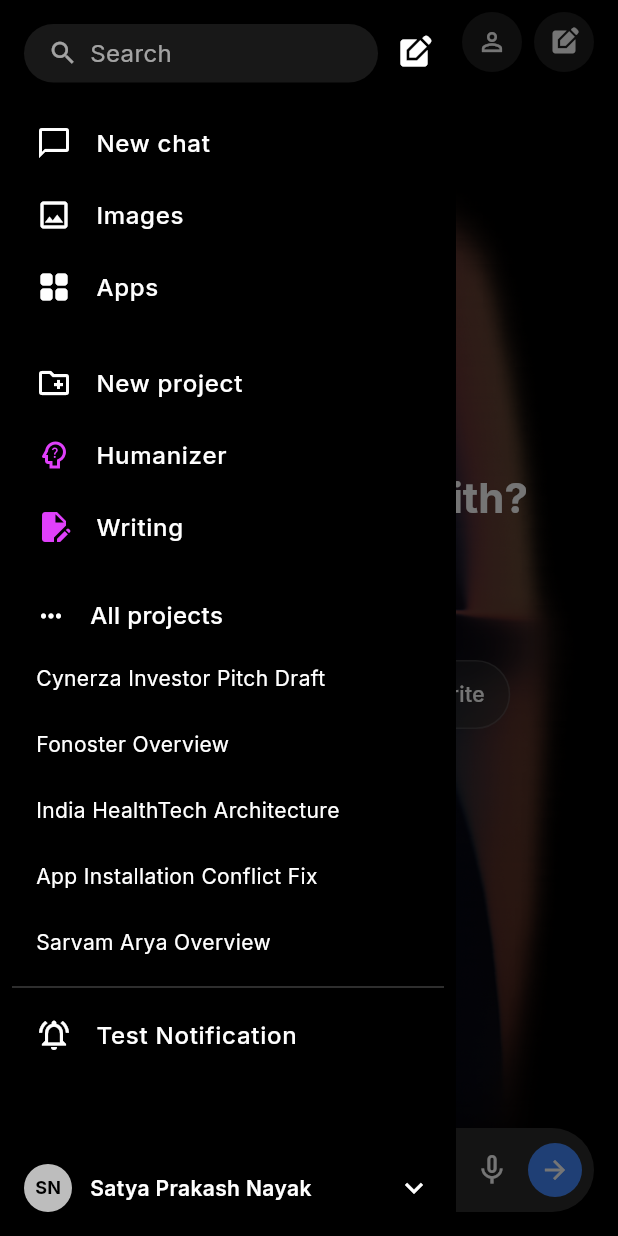
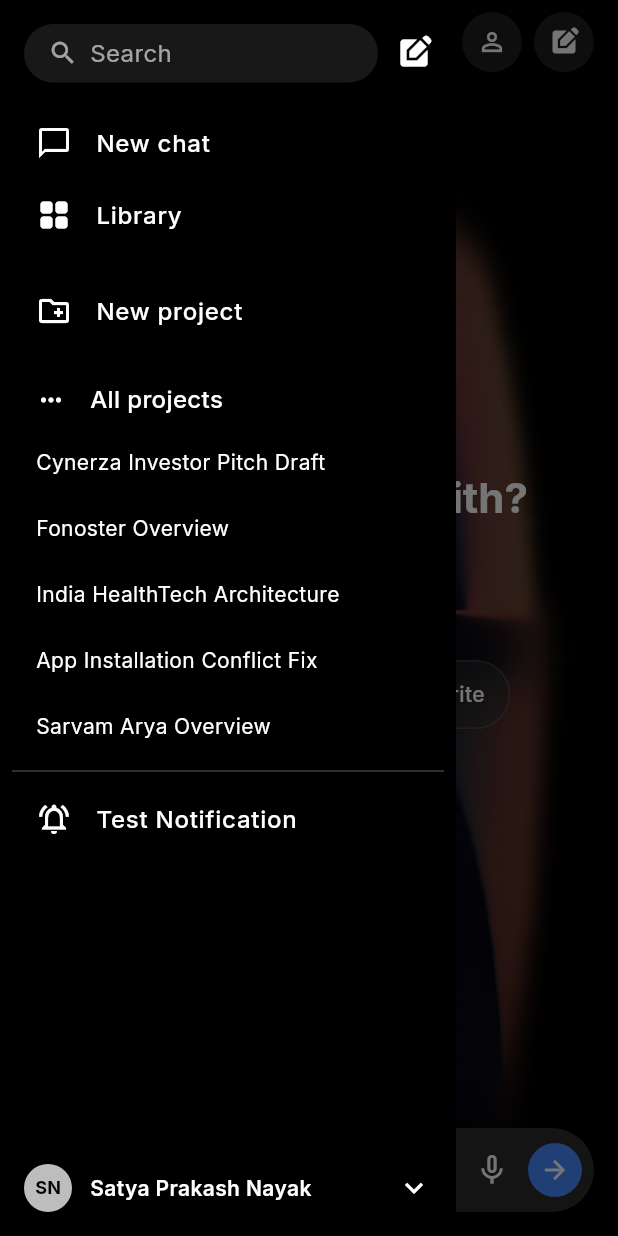
Before and after one commit to Finding-new-code/Aporia, a Flutter app: the screen it shows after launch, after a tap on "Sign up", after a tap on the "menu" icon, on a phone screen of 412 x 824 dp. Run offline on Flutter 3.47's test engine with Material 3 defaults, Android fonts, the phone set to English and light mode, and no system bars; our stand-ins replace dio, file_picker, flutter_local_notifications, flutter_svg, google_fonts, image_picker and 1 more; missing offline and left inert: dataflow, marionette_flutter.

Commit message:
feat: Implement initial UI structure including app theme, navigation drawers, login, home, and settings pages, and add adaptive app icons.

```diff
--- a/lib/core/theme/app_theme.dart
+++ b/lib/core/theme/app_theme.dart
@@ -38,8 +38,8 @@
       colorScheme: ColorScheme.dark(
         primary: textWhite,
         secondary: accentYellow,
-        background: backgroundNavy,
-        surface: surfaceGray,
+        surface: backgroundNavy,
+        surfaceContainer: surfaceGray,
       ),
       elevatedButtonTheme: ElevatedButtonThemeData(
         style: ElevatedButton.styleFrom(
--- a/lib/features/chat/presentation/pages/guest_home_page.dart
+++ b/lib/features/chat/presentation/pages/guest_home_page.dart
@@ -148,7 +148,7 @@
               padding: const EdgeInsets.only(left: 16, right: 16, bottom: 16),
               child: Container(
                 decoration: BoxDecoration(
-                  color: AppTheme.surfaceLightGray.withOpacity(0.5),
+                  color: AppTheme.surfaceLightGray.withValues(alpha: 0.5),
                   borderRadius: BorderRadius.circular(24),
                 ),
                 child: Row(
--- a/lib/features/chat/presentation/pages/home_page.dart
+++ b/lib/features/chat/presentation/pages/home_page.dart
@@ -155,7 +155,7 @@
             child: Container(
               padding: const EdgeInsets.all(10),
               decoration: BoxDecoration(
-                color: AppTheme.surfaceLightGray.withOpacity(0.5),
+                color: AppTheme.surfaceLightGray.withValues(alpha: 0.5),
                 shape: BoxShape.circle,
               ),
               child: const Icon(Icons.menu, color: Colors.white, size: 20),
@@ -166,7 +166,7 @@
           Container(
             padding: const EdgeInsets.symmetric(horizontal: 16, vertical: 8),
             decoration: BoxDecoration(
-              color: AppTheme.surfaceLightGray.withOpacity(0.5),
+              color: AppTheme.surfaceLightGray.withValues(alpha: 0.5),
               borderRadius: BorderRadius.circular(20),
             ),
             child: const Text(
@@ -183,7 +183,7 @@
           Container(
             padding: const EdgeInsets.all(10),
             decoration: BoxDecoration(
-              color: AppTheme.surfaceLightGray.withOpacity(0.5),
+              color: AppTheme.surfaceLightGray.withValues(alpha: 0.5),
               shape: BoxShape.circle,
             ),
             child: const Icon(
@@ -197,7 +197,7 @@
           Container(
             padding: const EdgeInsets.all(10),
             decoration: BoxDecoration(
-              color: AppTheme.surfaceLightGray.withOpacity(0.5),
+              color: AppTheme.surfaceLightGray.withValues(alpha: 0.5),
               shape: BoxShape.circle,
             ),
             child: const Icon(Icons.edit_square, color: Colors.white, size: 20),
@@ -272,7 +272,9 @@
                 style: const TextStyle(color: Colors.white),
                 decoration: InputDecoration(
                   hintText: 'Ask Aporia',
-                  hintStyle: TextStyle(color: Colors.white.withOpacity(0.6)),
+                  hintStyle: TextStyle(
+                    color: Colors.white.withValues(alpha: 0.6),
+                  ),
                   border: InputBorder.none,
                   isDense: true,
                   contentPadding: const EdgeInsets.symmetric(vertical: 12),
@@ -321,7 +323,7 @@
     return Container(
       padding: const EdgeInsets.symmetric(horizontal: 16, vertical: 12),
       decoration: BoxDecoration(
-        color: AppTheme.surfaceGray.withOpacity(0.5),
+        color: AppTheme.surfaceGray.withValues(alpha: 0.5),
         borderRadius: BorderRadius.circular(24),
         border: Border.all(color: Colors.white12),
       ),
--- a/lib/features/chat/presentation/widgets/chat_bottom_sheet.dart
+++ b/lib/features/chat/presentation/widgets/chat_bottom_sheet.dart
@@ -135,7 +135,7 @@
         width: 90,
         height: 90,
         decoration: BoxDecoration(
-          color: AppTheme.surfaceLightGray.withOpacity(0.4),
+          color: AppTheme.surfaceLightGray.withValues(alpha: 0.4),
           borderRadius: BorderRadius.circular(16),
         ),
         child: Column(
--- a/lib/features/settings/presentation/widgets/app_drawer.dart
+++ b/lib/features/settings/presentation/widgets/app_drawer.dart
@@ -26,21 +26,21 @@
                         vertical: 8,
                       ),
                       decoration: BoxDecoration(
-                        color: AppTheme.surfaceLightGray.withOpacity(0.4),
+                        color: AppTheme.surfaceLightGray.withValues(alpha: 0.4),
                         borderRadius: BorderRadius.circular(24),
                       ),
                       child: Row(
                         children: [
                           Icon(
                             Icons.search,
-                            color: Colors.white.withOpacity(0.6),
+                            color: Colors.white.withValues(alpha: 0.6),
                             size: 20,
                           ),
                           const SizedBox(width: 8),
                           Text(
                             'Search',
                             style: TextStyle(
-                              color: Colors.white.withOpacity(0.6),
+                              color: Colors.white.withValues(alpha: 0.6),
                               fontSize: 16,
                             ),
                           ),
@@ -60,23 +60,23 @@
                 padding: const EdgeInsets.symmetric(horizontal: 8),
                 children: [
                   _buildDrawerItem(Icons.chat_bubble_outline, 'New chat'),
-                  _buildDrawerItem(Icons.image_outlined, 'Images'),
-                  _buildDrawerItem(Icons.grid_view_rounded, 'Apps'),
+                  // _buildDrawerItem(Icons.image_outlined, 'Library'),
+                  _buildDrawerItem(Icons.grid_view_rounded, 'Library'),
                   const SizedBox(height: 16),
                   _buildDrawerItem(
                     Icons.create_new_folder_outlined,
                     'New project',
                   ),
-                  _buildDrawerItem(
-                    Icons.psychology_alt_outlined,
-                    'Humanizer',
-                    color: Colors.purpleAccent,
-                  ),
-                  _buildDrawerItem(
-                    Icons.edit_document,
-                    'Writing',
-                    color: Colors.purpleAccent,
-                  ),
+                  // _buildDrawerItem(
+                  //   Icons.psychology_alt_outlined,
+                  //   'Humanizer',
+                  //   color: Colors.purpleAccent,
+                  // ),
+                  // _buildDrawerItem(
+                  //   Icons.edit_document,
+                  //   'Writing',
+                  //   color: Colors.purpleAccent,
+                  // ),
                   const SizedBox(height: 16),
 
                   // Projects Section Header
--- a/lib/features/settings/presentation/widgets/guest_app_drawer.dart
+++ b/lib/features/settings/presentation/widgets/guest_app_drawer.dart
@@ -36,7 +36,7 @@
                   Container(
                     padding: const EdgeInsets.all(8),
                     decoration: BoxDecoration(
-                      color: AppTheme.surfaceLightGray.withOpacity(0.3),
+                      color: AppTheme.surfaceLightGray.withValues(alpha: 0.3),
                       shape: BoxShape.circle,
                     ),
                     child: const Icon(
```
Also changed, not shown: lib/features/auth/presentation/pages/login_page.dart (+10 -10 lines), lib/features/settings/presentation/pages/settings_page.dart (+3 -4 lines), 21 other files.
